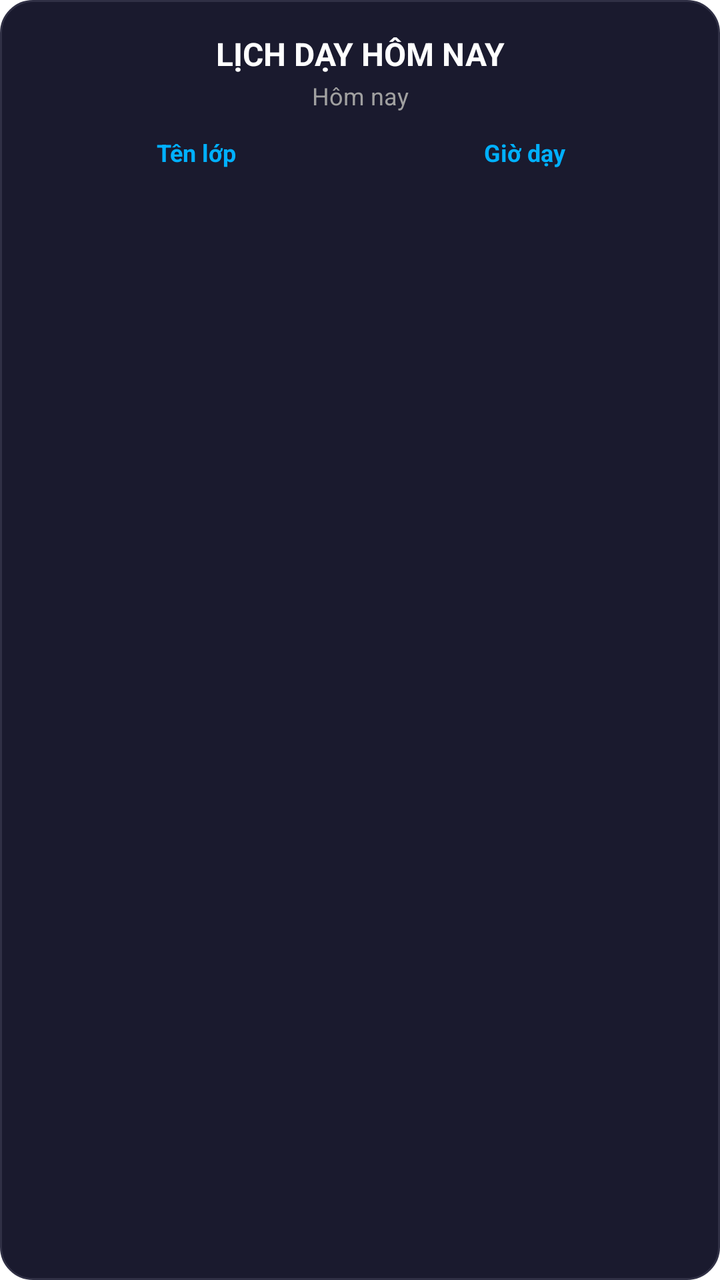
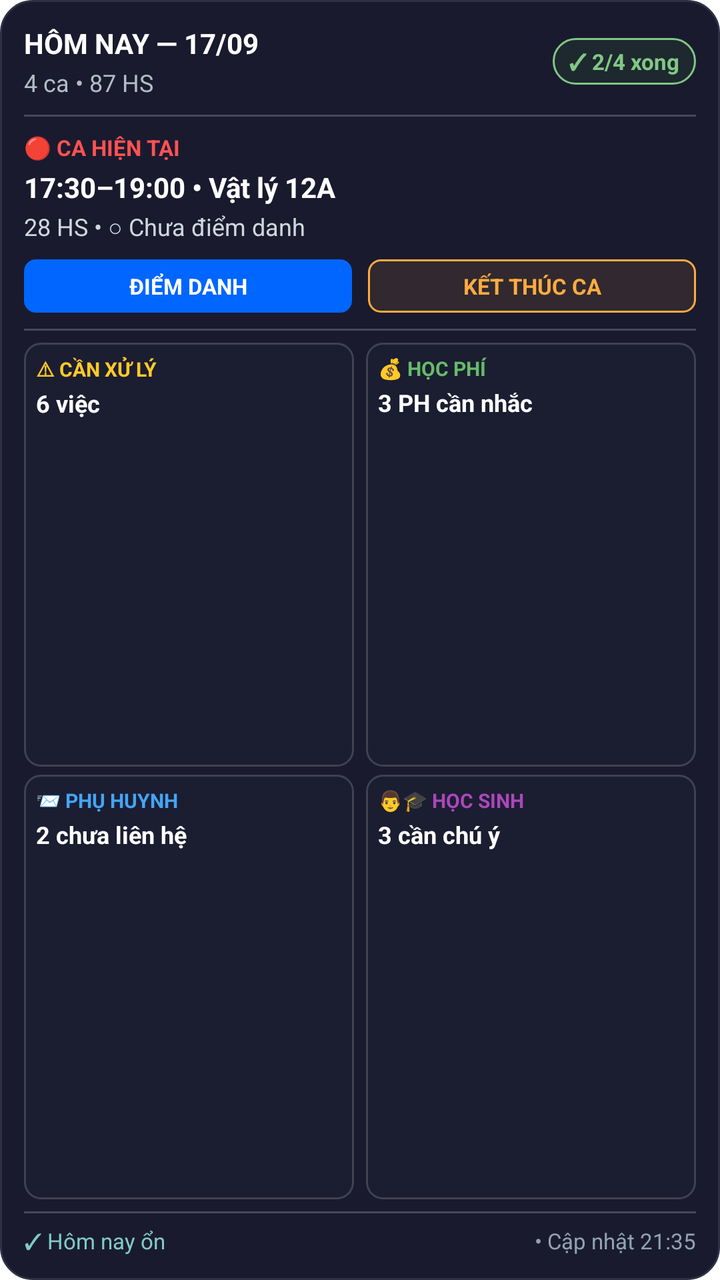

Two renders of the same Android screen: before a commit and after it. Below are the layout's source before the change and the commit's diff.
<!-- AndroidManifest.xml: fallback theme Theme.MaterialComponents.DayNight.NoActionBar -->
<!-- res/layout/tuition_widget.xml -->
<?xml version="1.0" encoding="utf-8"?>
<LinearLayout xmlns:android="http://schemas.android.com/apk/res/android"
    android:layout_width="match_parent"
    android:layout_height="match_parent"
    android:orientation="vertical"
    android:padding="16dp"
    android:background="@drawable/widget_background">

    
    <LinearLayout
        android:layout_width="match_parent"
        android:layout_height="wrap_content"
        android:orientation="vertical"
        android:layout_marginBottom="12dp">

        <TextView
            android:id="@+id/widget_title"
            android:layout_width="match_parent"
            android:layout_height="wrap_content"
            android:text="LỊCH DẠY HÔM NAY"
            android:textColor="#FFFFFF"
            android:textSize="16sp"
            android:textStyle="bold"
            android:gravity="center" />

        <TextView
            android:id="@+id/widget_date"
            android:layout_width="match_parent"
            android:layout_height="wrap_content"
            android:layout_marginTop="2dp"
            android:text="Hôm nay"
            android:textColor="#A0A0A0"
            android:textSize="12sp"
            android:gravity="center" />
    </LinearLayout>

    
    <TextView
        android:id="@+id/widget_empty_text"
        android:layout_width="match_parent"
        android:layout_height="match_parent"
        android:gravity="center"
        android:text="Hôm nay không có ca dạy"
        android:textColor="#80FFFFFF"
        android:textSize="14sp"
        android:visibility="gone" />

    
    <LinearLayout
        android:id="@+id/widget_class_container"
        android:layout_width="match_parent"
        android:layout_height="wrap_content"
        android:orientation="vertical">

        
        <LinearLayout
            android:id="@+id/widget_table_header"
            android:layout_width="match_parent"
            android:layout_height="wrap_content"
            android:orientation="horizontal"
            android:paddingBottom="4dp"
            android:layout_marginBottom="4dp">
            <TextView
                android:layout_width="0dp"
                android:layout_height="wrap_content"
                android:layout_weight="1"
                android:text="Tên lớp"
                android:textColor="#00B0FF"
                android:textSize="12sp"
                android:textStyle="bold"
                android:gravity="center" />
            <TextView
                android:layout_width="0dp"
                android:layout_height="wrap_content"
                android:layout_weight="1"
                android:text="Giờ dạy"
                android:textColor="#00B0FF"
                android:textSize="12sp"
                android:textStyle="bold"
                android:gravity="center" />
        </LinearLayout>

        
        <LinearLayout
            android:id="@+id/widget_item_1"
            android:layout_width="match_parent"
            android:layout_height="wrap_content"
            android:orientation="horizontal"
            android:paddingVertical="4dp"
            android:visibility="gone">
            <TextView
                android:id="@+id/widget_name_1"
                android:layout_width="0dp"
                android:layout_height="wrap_content"
                android:layout_weight="1"
                android:textColor="#FFFFFF"
                android:textSize="14sp"
                android:singleLine="true"
                android:gravity="center" />
            <TextView
                android:id="@+id/widget_time_1"
                android:layout_width="0dp"
                android:layout_height="wrap_content"
                android:layout_weight="1"
                android:textColor="#FFFFFF"
                android:textSize="14sp"
                android:gravity="center" />
        </LinearLayout>

        
        <LinearLayout
            android:id="@+id/widget_item_2"
            android:layout_width="match_parent"
            android:layout_height="wrap_content"
            android:orientation="horizontal"
            android:paddingVertical="4dp"
            android:visibility="gone">
            <TextView
                android:id="@+id/widget_name_2"
                android:layout_width="0dp"
                android:layout_height="wrap_content"
                android:layout_weight="1"
                android:textColor="#FFFFFF"
                android:textSize="14sp"
                android:singleLine="true"
                android:gravity="center" />
            <TextView
                android:id="@+id/widget_time_2"
                android:layout_width="0dp"
                android:layout_height="wrap_content"
                android:layout_weight="1"
                android:textColor="#FFFFFF"
                android:textSize="14sp"
                android:gravity="center" />
        </LinearLayout>

        
        <LinearLayout
            android:id="@+id/widget_item_3"
            android:layout_width="match_parent"
            android:layout_height="wrap_content"
            android:orientation="horizontal"
            android:paddingVertical="4dp"
            android:visibility="gone">
            <TextView
                android:id="@+id/widget_name_3"
                android:layout_width="0dp"
                android:layout_height="wrap_content"
                android:layout_weight="1"
                android:textColor="#FFFFFF"
                android:textSize="14sp"
                android:singleLine="true"
                android:gravity="center" />
            <TextView
                android:id="@+id/widget_time_3"
                android:layout_width="0dp"
                android:layout_height="wrap_content"
                android:layout_weight="1"
                android:textColor="#FFFFFF"
                android:textSize="14sp"
                android:gravity="center" />
        </LinearLayout>

        
        <LinearLayout
            android:id="@+id/widget_item_4"
            android:layout_width="match_parent"
            android:layout_height="wrap_content"
            android:orientation="horizontal"
            android:paddingVertical="4dp"
            android:visibility="gone">
            <TextView
                android:id="@+id/widget_name_4"
                android:layout_width="0dp"
                android:layout_height="wrap_content"
                android:layout_weight="1"
                android:textColor="#FFFFFF"
                android:textSize="14sp"
                android:singleLine="true"
                android:gravity="center" />
            <TextView
                android:id="@+id/widget_time_4"
                android:layout_width="0dp"
                android:layout_height="wrap_content"
                android:layout_weight="1"
                android:textColor="#FFFFFF"
                android:textSize="14sp"
                android:gravity="center" />
        </LinearLayout>

        
        <LinearLayout
            android:id="@+id/widget_item_5"
            android:layout_width="match_parent"
            android:layout_height="wrap_content"
            android:orientation="horizontal"
            android:paddingVertical="4dp"
            android:visibility="gone">
            <TextView
                android:id="@+id/widget_name_5"
                android:layout_width="0dp"
                android:layout_height="wrap_content"
                android:layout_weight="1"
                android:textColor="#FFFFFF"
                android:textSize="14sp"
                android:singleLine="true"
                android:gravity="center" />
            <TextView
                android:id="@+id/widget_time_5"
                android:layout_width="0dp"
                android:layout_height="wrap_content"
                android:layout_weight="1"
                android:textColor="#FFFFFF"
                android:textSize="14sp"
                android:gravity="center" />
        </LinearLayout>

        
        <LinearLayout
            android:id="@+id/widget_item_6"
            android:layout_width="match_parent"
            android:layout_height="wrap_content"
            android:orientation="horizontal"
            android:paddingVertical="4dp"
            android:visibility="gone">
            <TextView
                android:id="@+id/widget_name_6"
                android:layout_width="0dp"
                android:layout_height="wrap_content"
                android:layout_weight="1"
                android:textColor="#FFFFFF"
                android:textSize="14sp"
                android:singleLine="true"
                android:gravity="center" />
            <TextView
                android:id="@+id/widget_time_6"
                android:layout_width="0dp"
                android:layout_height="wrap_content"
                android:layout_weight="1"
                android:textColor="#FFFFFF"
                android:textSize="14sp"
                android:gravity="center" />
        </LinearLayout>

        
        <LinearLayout
            android:id="@+id/widget_item_7"
            android:layout_width="match_parent"
            android:layout_height="wrap_content"
            android:orientation="horizontal"
            android:paddingVertical="4dp"
            android:visibility="gone">
            <TextView
                android:id="@+id/widget_name_7"
                android:layout_width="0dp"
                android:layout_height="wrap_content"
                android:layout_weight="1"
                android:textColor="#FFFFFF"
                android:textSize="14sp"
                android:singleLine="true"
                android:gravity="center" />
            <TextView
                android:id="@+id/widget_time_7"
                android:layout_width="0dp"
                android:layout_height="wrap_content"
                android:layout_weight="1"
                android:textColor="#FFFFFF"
                android:textSize="14sp"
                android:gravity="center" />
        </LinearLayout>

        
        <LinearLayout
            android:id="@+id/widget_item_8"
            android:layout_width="match_parent"
            android:layout_height="wrap_content"
            android:orientation="horizontal"
            android:paddingVertical="4dp"
            android:visibility="gone">
            <TextView
                android:id="@+id/widget_name_8"
                android:layout_width="0dp"
                android:layout_height="wrap_content"
                android:layout_weight="1"
                android:textColor="#FFFFFF"
                android:textSize="14sp"
                android:singleLine="true"
                android:gravity="center" />
            <TextView
                android:id="@+id/widget_time_8"
                android:layout_width="0dp"
                android:layout_height="wrap_content"
                android:layout_weight="1"
                android:textColor="#FFFFFF"
                android:textSize="14sp"
                android:gravity="center" />
        </LinearLayout>

    </LinearLayout>

</LinearLayout>
<!-- resources referenced by this layout -->
<resources>
  <!-- drawable widget_background (drawable) -->
  <?xml version="1.0" encoding="utf-8"?>
  <shape xmlns:android="http://schemas.android.com/apk/res/android">
      <solid android:color="#1A1A2E" />
      <corners android:radius="16dp" />
      <stroke android:width="1dp" android:color="#303045" />
  </shape>
</resources>

<!-- the commit's change to res/layout/tuition_widget.xml (unified diff, before → after) -->
@@ -3,299 +3,311 @@
     android:layout_width="match_parent"
     android:layout_height="match_parent"
     android:orientation="vertical"
-    android:padding="16dp"
+    android:padding="12dp"
     android:background="@drawable/widget_background">
 
     
     <LinearLayout
+        android:id="@+id/widget_header_layout"
+        android:layout_width="match_parent"
+        android:layout_height="wrap_content"
+        android:orientation="horizontal"
+        android:gravity="center_vertical"
+        android:paddingBottom="8dp">
+
+        <LinearLayout
+            android:layout_width="0dp"
+            android:layout_height="wrap_content"
+            android:layout_weight="1"
+            android:orientation="vertical">
+
+            <TextView
+                android:id="@+id/widget_header_date"
+                android:layout_width="wrap_content"
+                android:layout_height="wrap_content"
+                android:text="HÔM NAY — 17/09"
+                android:textColor="#FFFFFF"
+                android:textSize="14sp"
+                android:textStyle="bold" />
+
+            <TextView
+                android:id="@+id/widget_header_subtitle"
+                android:layout_width="wrap_content"
+                android:layout_height="wrap_content"
+                android:layout_marginTop="2dp"
+                android:text="4 ca • 87 HS"
+                android:textColor="#B0BEC5"
+                android:textSize="12sp" />
+        </LinearLayout>
+
+        <TextView
+            android:id="@+id/widget_header_badge"
+            android:layout_width="wrap_content"
+            android:layout_height="wrap_content"
+            android:paddingHorizontal="8dp"
+            android:paddingVertical="4dp"
+            android:background="@drawable/widget_badge_bg"
+            android:text="✓ 2/4 xong"
+            android:textColor="#81C784"
+            android:textSize="11sp"
+            android:textStyle="bold" />
+    </LinearLayout>
+
+    <View
+        android:layout_width="match_parent"
+        android:layout_height="1dp"
+        android:background="#33FFFFFF" />
+
+    
+    <LinearLayout
+        android:id="@+id/widget_session_container"
         android:layout_width="match_parent"
         android:layout_height="wrap_content"
         android:orientation="vertical"
-        android:layout_marginBottom="12dp">
-
-        <TextView
-            android:id="@+id/widget_title"
-            android:layout_width="match_parent"
-            android:layout_height="wrap_content"
-            android:text="LỊCH DẠY HÔM NAY"
+        android:paddingVertical="8dp">
+
+        <TextView
+            android:id="@+id/widget_session_title"
+            android:layout_width="match_parent"
+            android:layout_height="wrap_content"
+            android:text="🔴 CA HIỆN TẠI"
+            android:textColor="#FF5252"
+            android:textSize="11sp"
+            android:textStyle="bold" />
+
+        <TextView
+            android:id="@+id/widget_session_detail"
+            android:layout_width="match_parent"
+            android:layout_height="wrap_content"
+            android:layout_marginTop="3dp"
+            android:text="17:30–19:00 • Vật lý 12A"
             android:textColor="#FFFFFF"
-            android:textSize="16sp"
-            android:textStyle="bold"
-            android:gravity="center" />
-
-        <TextView
-            android:id="@+id/widget_date"
+            android:textSize="14sp"
+            android:textStyle="bold" />
+
+        <TextView
+            android:id="@+id/widget_session_attendance"
             android:layout_width="match_parent"
             android:layout_height="wrap_content"
             android:layout_marginTop="2dp"
-            android:text="Hôm nay"
-            android:textColor="#A0A0A0"
-            android:textSize="12sp"
-            android:gravity="center" />
+            android:text="28 HS • ○ Chưa điểm danh"
+            android:textColor="#CFD8DC"
+            android:textSize="12sp" />
+
+        <LinearLayout
+            android:layout_width="match_parent"
+            android:layout_height="wrap_content"
+            android:orientation="horizontal"
+            android:layout_marginTop="8dp">
+
+            <TextView
+                android:id="@+id/widget_btn_diemdanh"
+                android:layout_width="0dp"
+                android:layout_height="wrap_content"
+                android:layout_weight="1"
+                android:gravity="center"
+                android:paddingVertical="6dp"
+                android:layout_marginEnd="8dp"
+                android:background="@drawable/widget_button_primary"
+                android:text="ĐIỂM DANH"
+                android:textColor="#FFFFFF"
+                android:textSize="11sp"
+                android:textStyle="bold" />
+
+            <TextView
+                android:id="@+id/widget_btn_ketthuc"
+                android:layout_width="0dp"
+                android:layout_height="wrap_content"
+                android:layout_weight="1"
+                android:gravity="center"
+                android:paddingVertical="6dp"
+                android:background="@drawable/widget_button_outlined"
+                android:text="KẾT THÚC CA"
+                android:textColor="#FFAB40"
+                android:textSize="11sp"
+                android:textStyle="bold" />
+        </LinearLayout>
     </LinearLayout>
 
-    
-    <TextView
-        android:id="@+id/widget_empty_text"
-        android:layout_width="match_parent"
-        android:layout_height="match_parent"
-        android:gravity="center"
-        android:text="Hôm nay không có ca dạy"
-        android:textColor="#80FFFFFF"
-        android:textSize="14sp"
-        android:visibility="gone" />
+    <View
+        android:layout_width="match_parent"
+        android:layout_height="1dp"
+        android:background="#33FFFFFF" />
 
     
     <LinearLayout
-        android:id="@+id/widget_class_container"
-        android:layout_width="match_parent"
-        android:layout_height="wrap_content"
-        android:orientation="vertical">
+        android:layout_width="match_parent"
+        android:layout_height="0dp"
+        android:layout_weight="1"
+        android:orientation="vertical"
+        android:paddingVertical="6dp">
 
         
         <LinearLayout
-            android:id="@+id/widget_table_header"
-            android:layout_width="match_parent"
-            android:layout_height="wrap_content"
+            android:layout_width="match_parent"
+            android:layout_height="0dp"
+            android:layout_weight="1"
             android:orientation="horizontal"
-            android:paddingBottom="4dp"
             android:layout_marginBottom="4dp">
-            <TextView
-                android:layout_width="0dp"
-                android:layout_height="wrap_content"
-                android:layout_weight="1"
-                android:text="Tên lớp"
-                android:textColor="#00B0FF"
-                android:textSize="12sp"
-                android:textStyle="bold"
-                android:gravity="center" />
-            <TextView
-                android:layout_width="0dp"
-                android:layout_height="wrap_content"
-                android:layout_weight="1"
-                android:text="Giờ dạy"
-                android:textColor="#00B0FF"
-                android:textSize="12sp"
-                android:textStyle="bold"
-                android:gravity="center" />
+
+            
+            <LinearLayout
+                android:id="@+id/widget_box_attention"
+                android:layout_width="0dp"
+                android:layout_height="match_parent"
+                android:layout_weight="1"
+                android:orientation="vertical"
+                android:padding="6dp"
+                android:layout_marginEnd="6dp"
+                android:background="@drawable/widget_tile_bg">
+
+                <TextView
+                    android:layout_width="match_parent"
+                    android:layout_height="wrap_content"
+                    android:text="⚠ CẦN XỬ LÝ"
+                    android:textColor="#FFCA28"
+                    android:textSize="10sp"
+                    android:textStyle="bold" />
+
+                <TextView
+                    android:id="@+id/widget_val_attention"
+                    android:layout_width="match_parent"
+                    android:layout_height="wrap_content"
+                    android:layout_marginTop="2dp"
+                    android:text="6 việc"
+                    android:textColor="#FFFFFF"
+                    android:textSize="12sp"
+                    android:textStyle="bold" />
+            </LinearLayout>
+
+            
+            <LinearLayout
+                android:id="@+id/widget_box_tuition"
+                android:layout_width="0dp"
+                android:layout_height="match_parent"
+                android:layout_weight="1"
+                android:orientation="vertical"
+                android:padding="6dp"
+                android:background="@drawable/widget_tile_bg">
+
+                <TextView
+                    android:layout_width="match_parent"
+                    android:layout_height="wrap_content"
+                    android:text="💰 HỌC PHÍ"
+                    android:textColor="#66BB6A"
+                    android:textSize="10sp"
+                    android:textStyle="bold" />
+
+                <TextView
+                    android:id="@+id/widget_val_tuition"
+                    android:layout_width="match_parent"
+                    android:layout_height="wrap_content"
+                    android:layout_marginTop="2dp"
+                    android:text="3 PH cần nhắc"
+                    android:textColor="#FFFFFF"
+                    android:textSize="12sp"
+                    android:textStyle="bold" />
+            </LinearLayout>
         </LinearLayout>
 
         
         <LinearLayout
-            android:id="@+id/widget_item_1"
-            android:layout_width="match_parent"
-            android:layout_height="wrap_content"
-            android:orientation="horizontal"
-            android:paddingVertical="4dp"
-            android:visibility="gone">
-            <TextView
-                android:id="@+id/widget_name_1"
-                android:layout_width="0dp"
-                android:layout_height="wrap_content"
-                android:layout_weight="1"
-                android:textColor="#FFFFFF"
-                android:textSize="14sp"
-                android:singleLine="true"
-                android:gravity="center" />
-            <TextView
-                android:id="@+id/widget_time_1"
-                android:layout_width="0dp"
-                android:layout_height="wrap_content"
-                android:layout_weight="1"
-                android:textColor="#FFFFFF"
-                android:textSize="14sp"
-                android:gravity="center" />
+            android:layout_width="match_parent"
+            android:layout_height="0dp"
+            android:layout_weight="1"
+            android:orientation="horizontal">
+
+            
+            <LinearLayout
+                android:id="@+id/widget_box_parents"
+                android:layout_width="0dp"
+                android:layout_height="match_parent"
+                android:layout_weight="1"
+                android:orientation="vertical"
+                android:padding="6dp"
+                android:layout_marginEnd="6dp"
+                android:background="@drawable/widget_tile_bg">
+
+                <TextView
+                    android:layout_width="match_parent"
+                    android:layout_height="wrap_content"
+                    android:text="📨 PHỤ HUYNH"
+                    android:textColor="#42A5F5"
+                    android:textSize="10sp"
+                    android:textStyle="bold" />
+
+                <TextView
+                    android:id="@+id/widget_val_parents"
+                    android:layout_width="match_parent"
+                    android:layout_height="wrap_content"
+                    android:layout_marginTop="2dp"
+                    android:text="2 chưa liên hệ"
+                    android:textColor="#FFFFFF"
+                    android:textSize="12sp"
+                    android:textStyle="bold" />
+            </LinearLayout>
+
+            
+            <LinearLayout
+                android:id="@+id/widget_box_students"
+                android:layout_width="0dp"
+                android:layout_height="match_parent"
+                android:layout_weight="1"
+                android:orientation="vertical"
+                android:padding="6dp"
+                android:background="@drawable/widget_tile_bg">
+
+                <TextView
+                    android:layout_width="match_parent"
+                    android:layout_height="wrap_content"
+                    android:text="👨🎓 HỌC SINH"
+                    android:textColor="#AB47BC"
+                    android:textSize="10sp"
+                    android:textStyle="bold" />
+
+                <TextView
+                    android:id="@+id/widget_val_students"
+                    android:layout_width="match_parent"
+                    android:layout_height="wrap_content"
+                    android:layout_marginTop="2dp"
+                    android:text="3 cần chú ý"
+                    android:textColor="#FFFFFF"
+                    android:textSize="12sp"
+                    android:textStyle="bold" />
+            </LinearLayout>
         </LinearLayout>
-
-        
-        <LinearLayout
-            android:id="@+id/widget_item_2"
-            android:layout_width="match_parent"
-            android:layout_height="wrap_content"
-            android:orientation="horizontal"
-            android:paddingVertical="4dp"
-            android:visibility="gone">
-            <TextView
-                android:id="@+id/widget_name_2"
-                android:layout_width="0dp"
-                android:layout_height="wrap_content"
-                android:layout_weight="1"
-                android:textColor="#FFFFFF"
-                android:textSize="14sp"
-                android:singleLine="true"
-                android:gravity="center" />
-            <TextView
-                android:id="@+id/widget_time_2"
-                android:layout_width="0dp"
-                android:layout_height="wrap_content"
-                android:layout_weight="1"
-                android:textColor="#FFFFFF"
-                android:textSize="14sp"
-                android:gravity="center" />
-        </LinearLayout>
-
-        
-        <LinearLayout
-            android:id="@+id/widget_item_3"
-            android:layout_width="match_parent"
-            android:layout_height="wrap_content"
-            android:orientation="horizontal"
-            android:paddingVertical="4dp"
-            android:visibility="gone">
-            <TextView
-                android:id="@+id/widget_name_3"
-                android:layout_width="0dp"
-                android:layout_height="wrap_content"
-                android:layout_weight="1"
-                android:textColor="#FFFFFF"
-                android:textSize="14sp"
-                android:singleLine="true"
-                android:gravity="center" />
-            <TextView
-                android:id="@+id/widget_time_3"
-                android:layout_width="0dp"
-                android:layout_height="wrap_content"
-                android:layout_weight="1"
-                android:textColor="#FFFFFF"
-                android:textSize="14sp"
-                android:gravity="center" />
-        </LinearLayout>
-
-        
-        <LinearLayout
-            android:id="@+id/widget_item_4"
-            android:layout_width="match_parent"
-            android:layout_height="wrap_content"
-            android:orientation="horizontal"
-            android:paddingVertical="4dp"
-            android:visibility="gone">
-            <TextView
-                android:id="@+id/widget_name_4"
-                android:layout_width="0dp"
-                android:layout_height="wrap_content"
-                android:layout_weight="1"
-                android:textColor="#FFFFFF"
-                android:textSize="14sp"
-                android:singleLine="true"
-                android:gravity="center" />
-            <TextView
-                android:id="@+id/widget_time_4"
-                android:layout_width="0dp"
-                android:layout_height="wrap_content"
-                android:layout_weight="1"
-                android:textColor="#FFFFFF"
-                android:textSize="14sp"
-                android:gravity="center" />
-        </LinearLayout>
-
-        
-        <LinearLayout
-            android:id="@+id/widget_item_5"
-            android:layout_width="match_parent"
-            android:layout_height="wrap_content"
-            android:orientation="horizontal"
-            android:paddingVertical="4dp"
-            android:visibility="gone">
-            <TextView
-                android:id="@+id/widget_name_5"
-                android:layout_width="0dp"
-                android:layout_height="wrap_content"
-                android:layout_weight="1"
-                android:textColor="#FFFFFF"
-                android:textSize="14sp"
-                android:singleLine="true"
-                android:gravity="center" />
-            <TextView
-                android:id="@+id/widget_time_5"
-                android:layout_width="0dp"
-                android:layout_height="wrap_content"
-                android:layout_weight="1"
-                android:textColor="#FFFFFF"
-                android:textSize="14sp"
-                android:gravity="center" />
-        </LinearLayout>
-
-        
-        <LinearLayout
-            android:id="@+id/widget_item_6"
-            android:layout_width="match_parent"
-            android:layout_height="wrap_content"
-            android:orientation="horizontal"
-            android:paddingVertical="4dp"
-            android:visibility="gone">
-            <TextView
-                android:id="@+id/widget_name_6"
-                android:layout_width="0dp"
-                android:layout_height="wrap_content"
-                android:layout_weight="1"
-                android:textColor="#FFFFFF"
-                android:textSize="14sp"
-                android:singleLine="true"
-                android:gravity="center" />
-            <TextView
-                android:id="@+id/widget_time_6"
-                android:layout_width="0dp"
-                android:layout_height="wrap_content"
-                android:layout_weight="1"
-                android:textColor="#FFFFFF"
-                android:textSize="14sp"
-                android:gravity="center" />
-        </LinearLayout>
-
-        
-        <LinearLayout
-            android:id="@+id/widget_item_7"
-            android:layout_width="match_parent"
-            android:layout_height="wrap_content"
-            android:orientation="horizontal"
-            android:paddingVertical="4dp"
-            android:visibility="gone">
-            <TextView
-                android:id="@+id/widget_name_7"
-                android:layout_width="0dp"
-                android:layout_height="wrap_content"
-                android:layout_weight="1"
-                android:textColor="#FFFFFF"
-                android:textSize="14sp"
-                android:singleLine="true"
-                android:gravity="center" />
-            <TextView
-                android:id="@+id/widget_time_7"
-                android:layout_width="0dp"
-                android:layout_height="wrap_content"
-                android:layout_weight="1"
-                android:textColor="#FFFFFF"
-                android:textSize="14sp"
-                android:gravity="center" />
-        </LinearLayout>
-
-        
-        <LinearLayout
-            android:id="@+id/widget_item_8"
-            android:layout_width="match_parent"
-            android:layout_height="wrap_content"
-            android:orientation="horizontal"
-            android:paddingVertical="4dp"
-            android:visibility="gone">
-            <TextView
-                android:id="@+id/widget_name_8"
-                android:layout_width="0dp"
-                android:layout_height="wrap_content"
-                android:layout_weight="1"
-                android:textColor="#FFFFFF"
-                android:textSize="14sp"
-                android:singleLine="true"
-                android:gravity="center" />
-            <TextView
-                android:id="@+id/widget_time_8"
-                android:layout_width="0dp"
-                android:layout_height="wrap_content"
-                android:layout_weight="1"
-                android:textColor="#FFFFFF"
-                android:textSize="14sp"
-                android:gravity="center" />
-        </LinearLayout>
-
     </LinearLayout>
 
+    <View
+        android:layout_width="match_parent"
+        android:layout_height="1dp"
+        android:background="#33FFFFFF" />
+
+    
+    <LinearLayout
+        android:id="@+id/widget_footer_layout"
+        android:layout_width="match_parent"
+        android:layout_height="wrap_content"
+        android:orientation="horizontal"
+        android:gravity="center_vertical"
+        android:paddingTop="6dp">
+
+        <TextView
+            android:id="@+id/widget_footer_brief"
+            android:layout_width="0dp"
+            android:layout_height="wrap_content"
+            android:layout_weight="1"
+            android:text="✓ Hôm nay ổn"
+            android:textColor="#80CBC4"
+            android:textSize="11sp"
+            android:singleLine="true" />
+
+        <TextView
+            android:id="@+id/widget_footer_time"
+            android:layout_width="wrap_content"
+            android:layout_height="wrap_content"
+            android:text="• Cập nhật 21:35"
+            android:textColor="#90A4AE"
+            android:textSize="11sp" />
+    </LinearLayout>
 </LinearLayout>
<!-- resource entries referenced after the edit -->
@@ -7,5 +7,32 @@
       <corners android:radius="16dp" />
       <stroke android:width="1dp" android:color="#303045" />
   </shape>
+  <!-- drawable widget_badge_bg (drawable) -->
+  <?xml version="1.0" encoding="utf-8"?>
+  <shape xmlns:android="http://schemas.android.com/apk/res/android">
+      <solid android:color="#1F388E3C" />
+      <corners android:radius="12dp" />
+      <stroke android:width="1dp" android:color="#81C784" />
+  </shape>
+  <!-- drawable widget_button_outlined (drawable) -->
+  <?xml version="1.0" encoding="utf-8"?>
+  <shape xmlns:android="http://schemas.android.com/apk/res/android">
+      <solid android:color="#1AFFAB40" />
+      <corners android:radius="6dp" />
+      <stroke android:width="1dp" android:color="#FFAB40" />
+  </shape>
+  <!-- drawable widget_button_primary (drawable) -->
+  <?xml version="1.0" encoding="utf-8"?>
+  <shape xmlns:android="http://schemas.android.com/apk/res/android">
+      <solid android:color="#0066FF" />
+      <corners android:radius="6dp" />
+  </shape>
+  <!-- drawable widget_tile_bg (drawable) -->
+  <?xml version="1.0" encoding="utf-8"?>
+  <shape xmlns:android="http://schemas.android.com/apk/res/android">
+      <solid android:color="#1F26334D" />
+      <corners android:radius="8dp" />
+      <stroke android:width="1dp" android:color="#2AFFFFFF" />
+  </shape>
 </resources>
 
